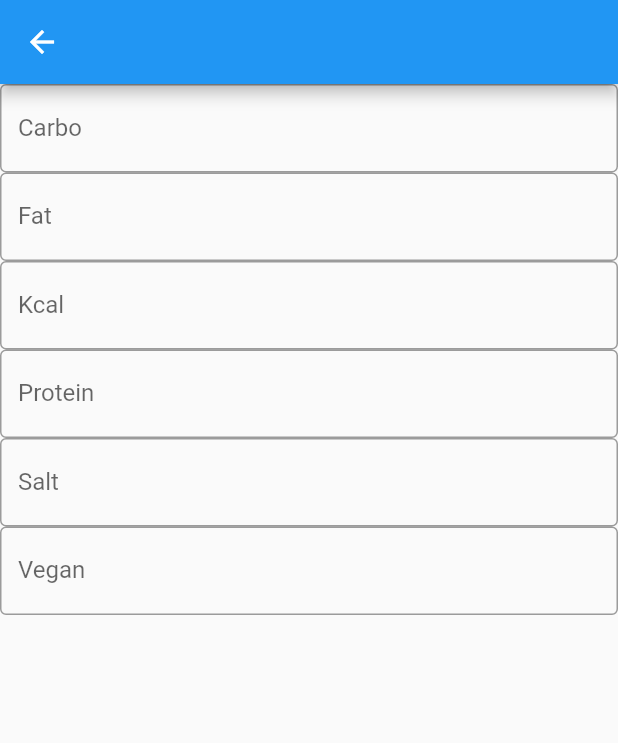
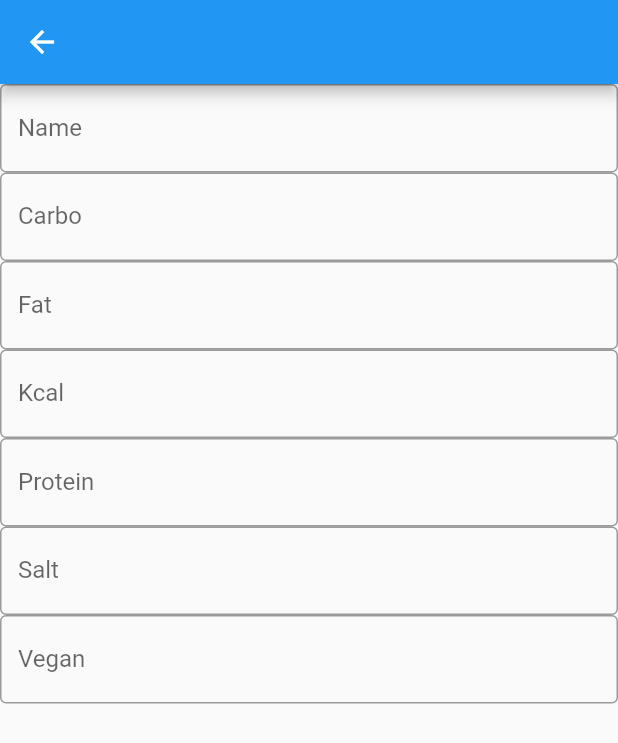
Before and after one commit to Erazmus1999/projekt_aplikacje_mobilne, a Flutter app: the AddingItem screen opened directly, on a phone screen of 412 x 824 dp. Shown: the top 743 px of the screen. Run offline on Flutter 3.47's test engine with Material 2 defaults, Android fonts, the phone set to English and light mode, and no system bars; our stand-ins replace cloud_firestore, firebase_core; accounts and stored records are empty.

Commit message:
Update addingitem.dart

```diff
--- a/lib/Screens/addingitem.dart
+++ b/lib/Screens/addingitem.dart
@@ -12,6 +12,7 @@ class AddingItem extends StatelessWidget {
   final TextEditingController controllerProtein = TextEditingController();
   final TextEditingController controllerSalt = TextEditingController();
   final TextEditingController controllerVegan = TextEditingController();
+  final TextEditingController controllerName = TextEditingController();
   @override
   Widget build(BuildContext context) {
     return Scaffold(
@@ -19,6 +20,14 @@ class AddingItem extends StatelessWidget {
       body: Container(
           child: Column(
         children: [
+          TextField(
+            controller: controllerName,
+            obscureText: true,
+            decoration: InputDecoration(
+              border: OutlineInputBorder(),
+              labelText: 'Name',
+            ),
+          ),
           TextField(
             controller: controllerCarbo,
             obscureText: true,
```
